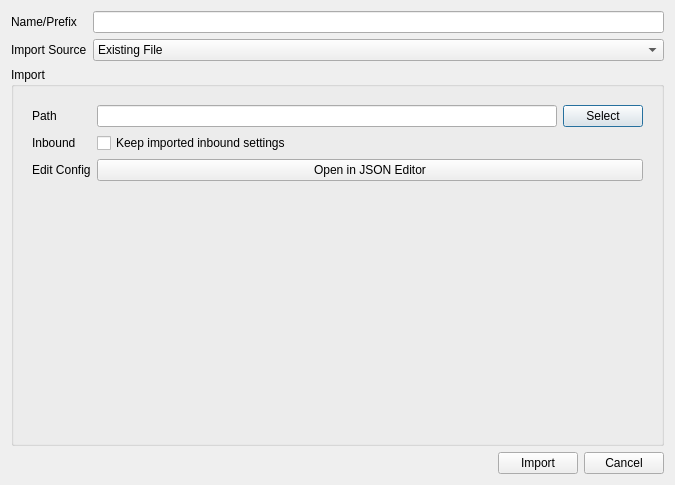
Qt form src/ui/w_ImportConfig.ui (darsvador/qvssr) before a commit.
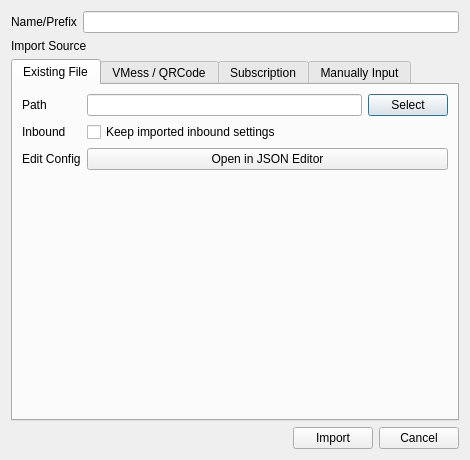
The same form after that commit.

Commit message: [fix] Fixed a vmess import error and redesigned ImportWindow #121

```diff
--- a/src/ui/w_ImportConfig.ui
+++ b/src/ui/w_ImportConfig.ui
@@ -6,14 +6,14 @@
    <rect>
     <x>0</x>
     <y>0</y>
-    <width>675</width>
-    <height>485</height>
+    <width>470</width>
+    <height>460</height>
    </rect>
   </property>
   <property name="minimumSize">
    <size>
-    <width>370</width>
-    <height>420</height>
+    <width>470</width>
+    <height>460</height>
    </size>
   </property>
   <property name="windowTitle">
@@ -38,57 +38,24 @@
      <item row="0" column="1">
       <widget class="QLineEdit" name="nameTxt"/>
      </item>
-     <item row="1" column="0">
+    </layout>
+   </item>
+   <item>
       <widget class="QLabel" name="label">
        <property name="text">
         <string>Import Source</string>
        </property>
       </widget>
      </item>
-     <item row="1" column="1">
-      <widget class="QComboBox" name="importSourceCombo">
-       <property name="sizePolicy">
-        <sizepolicy hsizetype="MinimumExpanding" vsizetype="Fixed">
-         <horstretch>0</horstretch>
-         <verstretch>0</verstretch>
-        </sizepolicy>
-       </property>
        <item>
-        <property name="text">
-         <string>Existing File</string>
-        </property>
-       </item>
-       <item>
-        <property name="text">
-         <string>VMess and QRCode</string>
-        </property>
-       </item>
-       <item>
-        <property name="text">
-         <string>Subscription Link</string>
-        </property>
-       </item>
-       <item>
-        <property name="text">
-         <string>Manually Input</string>
-        </property>
-       </item>
-      </widget>
-     </item>
-    </layout>
-   </item>
-   <item>
-    <widget class="QGroupBox" name="groupBox">
-     <property name="title">
-      <string>Import</string>
-     </property>
-     <layout class="QVBoxLayout" name="verticalLayout_4">
-      <item>
-       <widget class="QStackedWidget" name="stackedWidget">
+    <widget class="QTabWidget" name="tabWidget">
         <property name="currentIndex">
          <number>0</number>
         </property>
-        <widget class="QWidget" name="filePage">
+     <widget class="QWidget" name="tabWidgetPage1">
+      <attribute name="title">
+       <string>Existing File</string>
+      </attribute>
          <layout class="QFormLayout" name="formLayout">
           <item row="0" column="0">
            <widget class="QLabel" name="fileLabel">
@@ -145,7 +112,10 @@
           </item>
          </layout>
         </widget>
-        <widget class="QWidget" name="vmessPage">
+     <widget class="QWidget" name="tabWidgetPage2">
+      <attribute name="title">
+       <string>VMess / QRCode</string>
+      </attribute>
          <layout class="QVBoxLayout" name="verticalLayout_2">
           <item>
            <widget class="QLabel" name="label_3">
@@ -298,7 +268,10 @@
           </item>
          </layout>
         </widget>
-        <widget class="QWidget" name="page">
+     <widget class="QWidget" name="tabWidgetPage3">
+      <attribute name="title">
+       <string>Subscription</string>
+      </attribute>
          <layout class="QVBoxLayout" name="verticalLayout">
           <item>
            <widget class="QLabel" name="label_4">
@@ -330,7 +303,10 @@
           </item>
          </layout>
         </widget>
-        <widget class="QWidget" name="page_2">
+     <widget class="QWidget" name="tabWidgetPage4">
+      <attribute name="title">
+       <string>Manually Input</string>
+      </attribute>
          <layout class="QFormLayout" name="formLayout_4">
           <item row="1" column="0">
            <widget class="QLabel" name="label_12">
@@ -357,9 +333,6 @@
         </widget>
        </widget>
       </item>
-     </layout>
-    </widget>
-   </item>
    <item>
     <layout class="QHBoxLayout" name="horizontalLayout_5">
      <item>
```
Left out of the diff: 2 changed lines with no effect on the pictures. Lines whose indentation alone changed are shown as unchanged. The commit also changes 3 other files.
